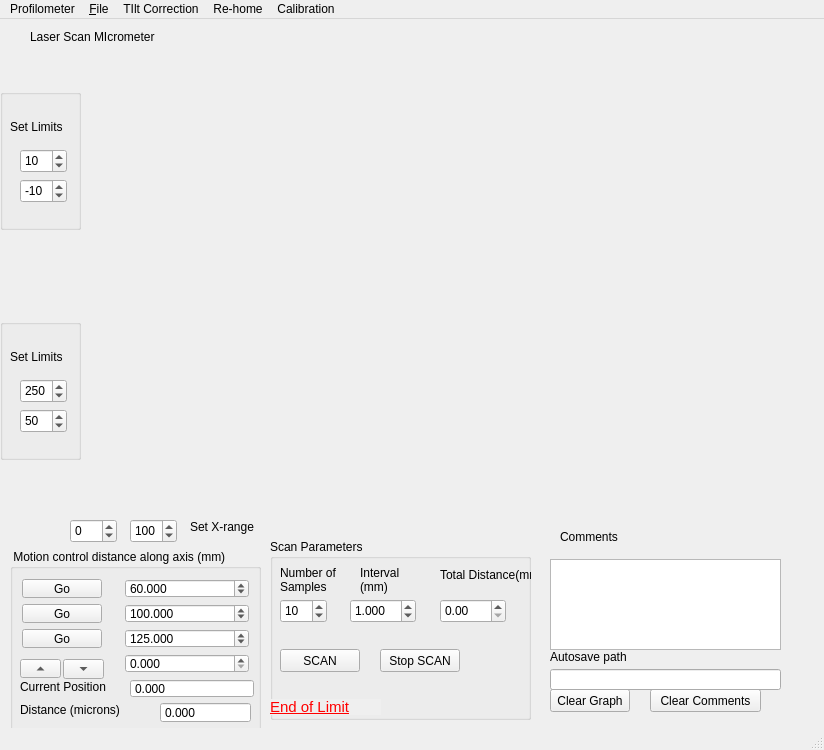
MarshallSutton/profilometer, file forms/main_form.ui: the form before one commit.
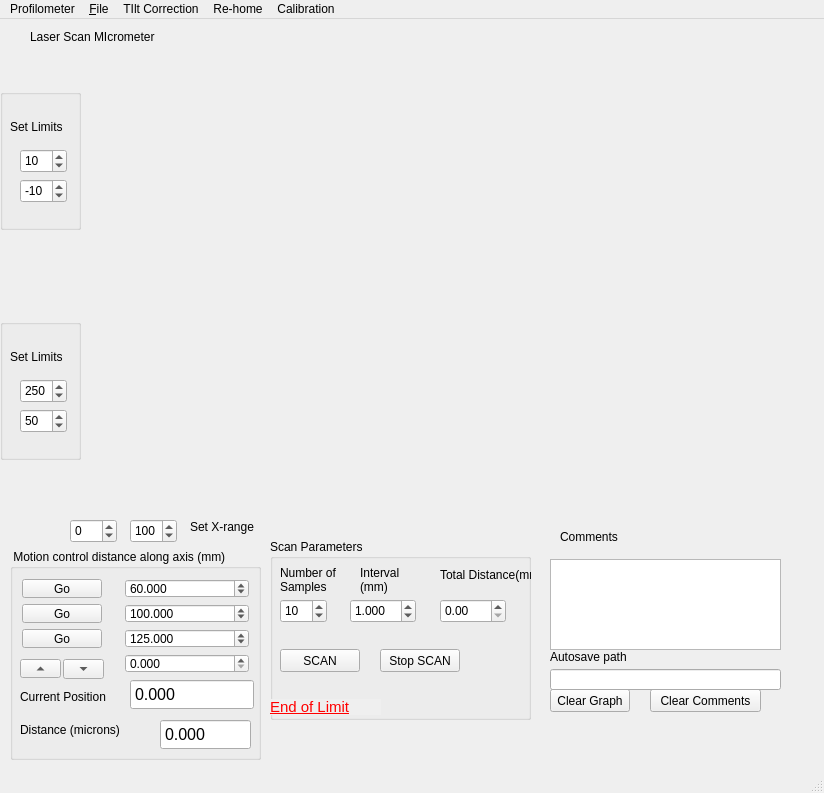
The form after the commit.

What changed in the file:
```diff
--- a/forms/main_form.ui
+++ b/forms/main_form.ui
@@ -7,7 +7,7 @@
     <x>0</x>
     <y>0</y>
     <width>824</width>
-    <height>750</height>
+    <height>793</height>
    </rect>
   </property>
   <property name="windowTitle">
@@ -290,7 +290,7 @@
       <x>10</x>
       <y>530</y>
       <width>251</width>
-      <height>191</height>
+      <height>211</height>
      </rect>
     </property>
     <property name="title">
@@ -433,7 +433,7 @@
      <property name="geometry">
       <rect>
        <x>10</x>
-       <y>130</y>
+       <y>140</y>
        <width>97</width>
        <height>16</height>
       </rect>
@@ -448,9 +448,14 @@
        <x>120</x>
        <y>130</y>
        <width>124</width>
-       <height>19</height>
+       <height>31</height>
       </rect>
      </property>
+     <property name="font">
+      <font>
+       <pointsize>12</pointsize>
+      </font>
+     </property>
      <property name="readOnly">
       <bool>true</bool>
      </property>
@@ -508,11 +513,16 @@
      <property name="geometry">
       <rect>
        <x>150</x>
-       <y>153</y>
+       <y>170</y>
        <width>91</width>
-       <height>21</height>
+       <height>31</height>
       </rect>
      </property>
+     <property name="font">
+      <font>
+       <pointsize>12</pointsize>
+      </font>
+     </property>
      <property name="buttonSymbols">
       <enum>QAbstractSpinBox::NoButtons</enum>
      </property>
@@ -530,7 +540,7 @@
      <property name="geometry">
       <rect>
        <x>10</x>
-       <y>150</y>
+       <y>170</y>
        <width>121</width>
        <height>21</height>
       </rect>
```
